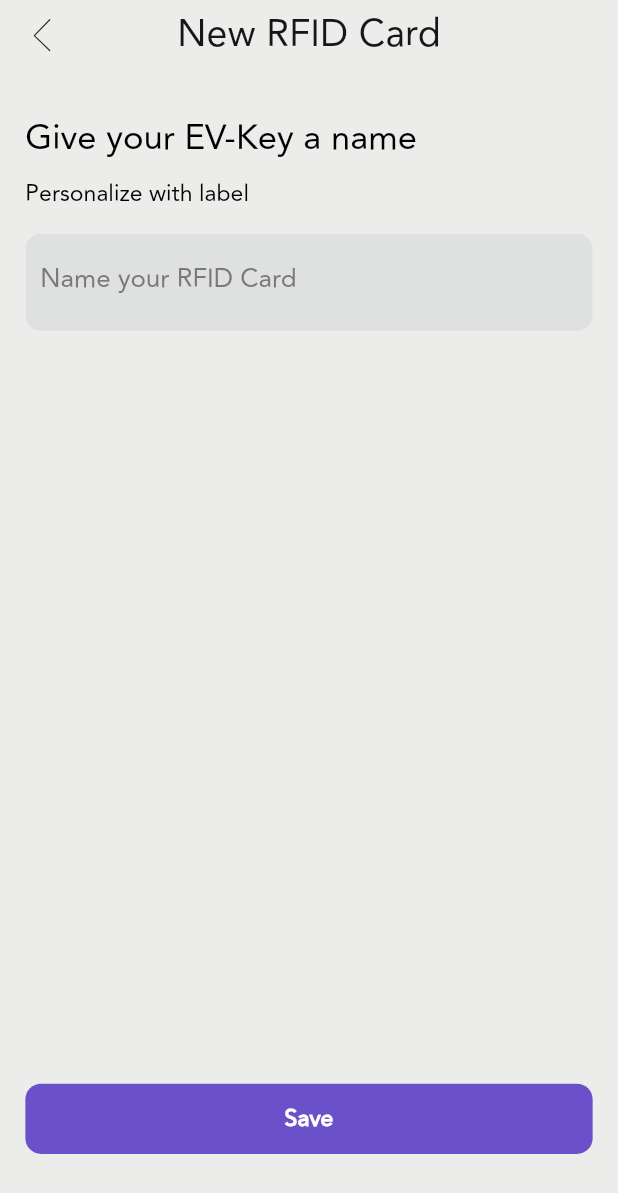
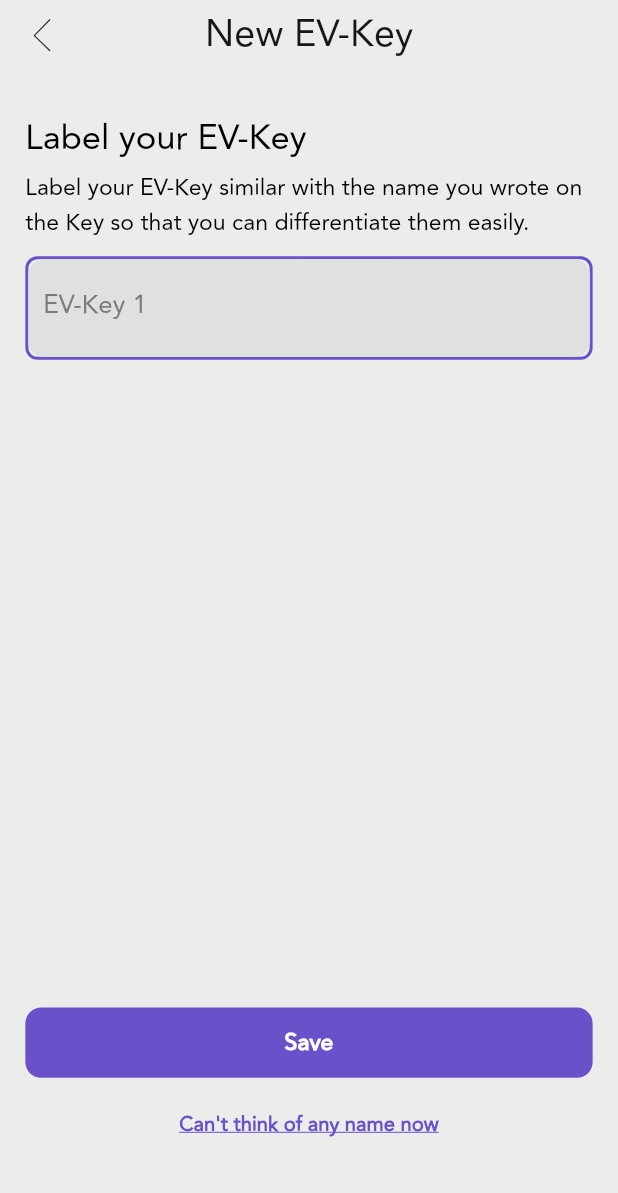
Before and after one commit to Ivancky42/evie_app, a Flutter app: the NameEV screen opened directly with empty values, on a phone screen of 412 x 824 dp. Shown: the top 1193 px of the screen. Run offline on Flutter 3.47's test engine with Material 2 defaults, Android fonts, the phone set to English and light mode, and no system bars; our stand-ins replace cached_network_image, carousel_slider, cloud_firestore, connectivity_plus, device_info_plus, dio and 40 more; missing offline and left inert: cloud_firestore_platform_interface, crclib, dart:ffi, flutter_facebook_auth, flutter_reactive_ble, map_launcher and 6 more; accounts and stored records are empty; project files that could hold a hidden picture were left out.

Commit message:
- EV-Key altered

```diff
--- a/lib/screen/my_bike_setting/motion_sensitivity/detection_sensitivity.dart
+++ b/lib/screen/my_bike_setting/motion_sensitivity/detection_sensitivity.dart
@@ -71,8 +71,6 @@ class _DetectionSensitivityState extends State<DetectionSensitivity> {
         appBar: PageAppbar(
           title: 'Motion Sensitivity',
           onPressed: () {
-            //changeToMotionSensitivityScreen(context);
-            // showBikeSettingSheet(context);
             _settingProvider.changeSheetElement(SheetList.motionSensitivity);
           },
         ),
--- a/lib/screen/my_bike_setting/motion_sensitivity/motion_sensitivity.dart
+++ b/lib/screen/my_bike_setting/motion_sensitivity/motion_sensitivity.dart
@@ -59,6 +59,7 @@ class _MotionSensitivityState extends State<MotionSensitivity> {
 
     return WillPopScope(
       onWillPop: () async {
+        Navigator.of(context).pop();
         showBikeSettingSheet(context);
         return false;
       },
@@ -66,6 +67,7 @@ class _MotionSensitivityState extends State<MotionSensitivity> {
         appBar: PageAppbar(
           title: 'Motion Sensitivity',
           onPressed: () {
+            Navigator.of(context).pop();
             showBikeSettingSheet(context);
           },
         ),
--- a/lib/screen/my_bike_setting/rfid_card/ev_key_list.dart
+++ b/lib/screen/my_bike_setting/rfid_card/ev_key_list.dart
@@ -14,8 +14,10 @@ import 'package:evie_test/widgets/evie_double_button_dialog.dart';
 import 'package:evie_test/widgets/evie_button.dart';
 
 import '../../../api/colours.dart';
+import '../../../api/enumerate.dart';
 import '../../../api/length.dart';
 import '../../../api/navigator.dart';
+import '../../../api/provider/setting_provider.dart';
 import '../../../api/sheet.dart';
 import '../../../bluetooth/modelResult.dart';
 import '../../../widgets/evie_appbar.dart';
@@ -32,6 +34,7 @@ class EVKeyList extends StatefulWidget {
 class _EVKeyListState extends State<EVKeyList> {
   late BikeProvider _bikeProvider;
   late BluetoothProvider _bluetoothProvider;
+  late SettingProvider _settingProvider;
   bool isManageList = false;
 
   late StreamSubscription deleteRFIDStream;
@@ -40,12 +43,14 @@ class _EVKeyListState extends State<EVKeyList> {
   Widget build(BuildContext context) {
     _bikeProvider = Provider.of<BikeProvider>(context);
     _bluetoothProvider = Provider.of<BluetoothProvider>(context);
+    _settingProvider = Provider.of<SettingProvider>(context);
 
     final TextEditingController _rfidNameController = TextEditingController();
     final _formKey = GlobalKey<FormState>();
 
     return WillPopScope(
       onWillPop: () async {
+        Navigator.of(context).pop();
        showBikeSettingSheet(context);
         return false;
       },
@@ -53,6 +58,7 @@ class _EVKeyListState extends State<EVKeyList> {
         appBar: PageAppbar(
           title: 'EV-Key',
           onPressed: () {
+            Navigator.of(context).pop();
             showBikeSettingSheet(context);
           },
         ),
@@ -78,19 +84,20 @@ class _EVKeyListState extends State<EVKeyList> {
                      leading: Padding(
                        padding: EdgeInsets.fromLTRB(0.w, 0.h, 6.w, 0.h),
                        child: SvgPicture.asset(
-                         "assets/icons/person.svg",
+                         "assets/icons/key.svg",
                          height: 30.h,
                          width: 30.w,
                        ),
                      ),
                      title: Text(
-                       _bikeProvider.rfidList.values.elementAt(index).rfidName,
+                        //_bikeProvider.rfidList.values.elementAt(index).rfidName,
+                       "EV-Key 1",
                        style: EvieTextStyles.body18,
                      ),
-                     subtitle: Text(
-                       _bikeProvider.rfidList.keys.elementAt(index),
-                       style: EvieTextStyles.body14.copyWith(color: EvieColors.darkGrayishCyan),
-                     ),
+                     // subtitle: Text(
+                     //   _bikeProvider.rfidList.keys.elementAt(index),
+                     //   style: EvieTextStyles.body14.copyWith(color: EvieColors.darkGrayishCyan),
+                     // ),
                      trailing: isManageList ? Container(
                        width: 107.w,
                        height: 43.h,
@@ -186,14 +193,14 @@ class _EVKeyListState extends State<EVKeyList> {
                              widget: Form(
                                key: _formKey,
                                child: EvieDoubleButtonDialog(
-                                   title: "Name Your RFID Card",
+                                   title: "Name Your EV-Key",
                                    childContent: Container(
                                      child: Column(
                                        crossAxisAlignment:
                                        CrossAxisAlignment.start,
                                        children: [
                                          Text(
-                                           "Give your RFID Card a unique name.",
+                                           "Label your smart key similiar with the name you wrote on the key so that you can differentiate them easily.",
                                            style: TextStyle(
                                                fontSize: 16.sp,
                                                color: Color(0xff252526)),
@@ -207,8 +214,8 @@ class _EVKeyListState extends State<EVKeyList> {
                                              obscureText: false,
                                              keyboardType: TextInputType.name,
                                              hintText:
-                                             "give your RFID card a unique name",
-                                             labelText: "RFID Card Name",
+                                             "EV-Key 1 (pre-select texts)",
+                                             labelText: "EV-Key Label",
                                              validator: (value) {
                                                if (value == null || value.isEmpty) {
                                                  return 'Please enter RFID name';
@@ -318,7 +325,8 @@ class _EVKeyListState extends State<EVKeyList> {
                               fontWeight: FontWeight.w700),
                         ),
                         onPressed: () {
-                          changeToAddNewEVKey(context);
+                          //changeToAddNewEVKey(context);
+                          _settingProvider.changeSheetElement(SheetList.registerEvKey);
                         },
                       ),
                     ),
@@ -361,7 +369,7 @@ class _EVKeyListState extends State<EVKeyList> {
                           width: double.infinity,
                           height: 48.h,
                           child: Text(
-                            "Manage List",
+                            "Remove All EV-Key",
                             style: TextStyle(
                                 color: EvieColors.primaryColor,
                                 fontSize: 16.sp,
--- a/lib/screen/my_bike_setting/rfid_card/name_ev.dart
+++ b/lib/screen/my_bike_setting/rfid_card/name_ev.dart
@@ -12,9 +12,13 @@ import 'package:image_picker/image_picker.dart';
 import 'package:evie_test/widgets/evie_double_button_dialog.dart';
 import 'package:evie_test/widgets/evie_button.dart';
 
+import '../../../api/colours.dart';
+import '../../../api/enumerate.dart';
+import '../../../api/fonts.dart';
 import '../../../api/length.dart';
 import '../../../api/navigator.dart';
 import '../../../api/provider/bike_provider.dart';
+import '../../../api/provider/setting_provider.dart';
 import '../../../api/sheet.dart';
 import '../../../widgets/evie_appbar.dart';
 import '../../../widgets/evie_single_button_dialog.dart';
@@ -34,11 +38,13 @@ class NameEV extends StatefulWidget {
 class _NameEVState extends State<NameEV> {
   late BikeProvider _bikeProvider;
   late BluetoothProvider _bluetoothProvider;
+  late SettingProvider _settingProvider;
 
   @override
   Widget build(BuildContext context) {
     _bikeProvider = Provider.of<BikeProvider>(context);
     _bluetoothProvider = Provider.of<BluetoothProvider>(context);
+    _settingProvider = Provider.of<SettingProvider>(context);
 
     final TextEditingController _rfidNameController = TextEditingController();
     final _formKey = GlobalKey<FormState>();
@@ -64,7 +70,7 @@ class _NameEVState extends State<NameEV> {
       },
       child: Scaffold(
         appBar: PageAppbar(
-          title: 'New RFID Card',
+          title: 'New EV-Key',
           onPressed: () {
             SmartDialog.show(
                 widget: EvieDoubleButtonDialog(
@@ -92,34 +98,43 @@ class _NameEVState extends State<NameEV> {
                 crossAxisAlignment: CrossAxisAlignment.start,
                 children: [
                   Padding(
-                    padding: EdgeInsets.fromLTRB(16.w, 28.h, 16.w, 4.h),
+                    padding: EdgeInsets.fromLTRB(16.w, 28.h, 16.w, 2.h),
                     child: Text(
-                      "Give your EV-Key a name",
+                      "Label your EV-Key",
                       style: TextStyle(
                           fontSize: 24.sp, fontWeight: FontWeight.w500),
                     ),
                   ),
                   Padding(
-                    padding: EdgeInsets.fromLTRB(16.w, 4.h, 16.w, 15.h),
+                    padding: EdgeInsets.fromLTRB(16.w, 2.h, 16.w, 11.h),
                     child: Text(
-                      "Personalize with label",
+                      "Label your EV-Key similar with the name you wrote on the Key so that you can differentiate them easily. ",
                       style: TextStyle(fontSize: 16.sp, height: 1.5.h),
                     ),
                   ),
                   Padding(
                     padding: EdgeInsets.fromLTRB(16.w, 0.h, 16.w, 0.h),
+                    child: Container(
+                      decoration: BoxDecoration(
+                        border: Border.all(
+                          color: EvieColors.primaryColor,
+                          width: 2.0,
+                        ),
+                        borderRadius: BorderRadius.circular(8.0),
+                      ),
                       child: EvieTextFormField(
                         controller: _rfidNameController,
                         obscureText: false,
-                      //     keyboardType: TextInputType.name,
-                      hintText: "Name your RFID Card",
-                      labelText: "Name your RFID Card",
+                        // keyboardType: TextInputType.name,
+                        hintText: "EV-Key Label",
+                        labelText: "EV-Key 1",
                         validator: (value) {
                           if (value == null || value.isEmpty) {
                             return 'Please enter RFID Card name';
                           }
                           return null;
                         },
+                      ),
                     ),
                   ),
                 ],
@@ -130,7 +145,7 @@ class _NameEVState extends State<NameEV> {
               alignment: Alignment.bottomCenter,
               child: Padding(
                 padding: EdgeInsets.fromLTRB(
-                    16.w, 127.84.h, 16.w, EvieLength.button_Bottom),
+                    16.w, 127.84.h, 16.w, EvieLength.buttonWord_ButtonBottom),
                 child: SizedBox(
                   height: 48.h,
                   width: double.infinity,
@@ -146,6 +161,31 @@ class _NameEVState extends State<NameEV> {
                     onPressed: () async {
                       if (_formKey.currentState!.validate()) {
                         addRFIDtoFireStore(_rfidNameController.text.trim());
+
+                      }
+                    },
+                  ),
+                ),
+              ),
+            ),
+
+            Align(
+              alignment: Alignment.bottomCenter,
+              child: Padding(
+                padding: EdgeInsets.fromLTRB(0.w,25.h,0.w,EvieLength.buttonbutton_buttonBottom),
+                child: SizedBox(
+                  width: double.infinity,
+                  child: TextButton(
+                    child: Text(
+                      "Can't think of any name now",
+                      softWrap: false,
+                      style: EvieTextStyles.body14.copyWith(fontWeight:FontWeight.w900, color: EvieColors.primaryColor,decoration: TextDecoration.underline,),
+                    ),
+                    onPressed: () {
+                      if(_bikeProvider.rfidList.length >0){
+                        _settingProvider.changeSheetElement(SheetList.evKeyList);
+                      }else{
+                        showBikeSettingSheet(context);
                       }
                     },
                   ),
@@ -170,7 +210,7 @@ class _NameEVState extends State<NameEV> {
                 SmartDialog.dismiss();
 
                 ///Change to rfid list
-                changeToEVKeyList(context);
+                _settingProvider.changeSheetElement(SheetList.evKeyList);
               }));
     } else {
       SmartDialog.show(
@@ -180,7 +220,7 @@ class _NameEVState extends State<NameEV> {
               rightContent: "OK",
               onPressedRight: () {
                 SmartDialog.dismiss();
-                changeToEVKey(context);
+                _settingProvider.changeSheetElement(SheetList.evAddFailed);
               }));
     }
   }
```
Also changed, not shown: lib/api/enumerate.dart (+5 -2 lines), lib/screen/my_bike_setting/bike_setting/bike_setting_container.dart (+6 -6 lines), lib/screen/my_bike_setting/rfid_card/ev_add_failed.dart (+25 -16 lines), lib/screen/my_bike_setting/rfid_card/ev_key.dart (+28 -8 lines), lib/screen/my_bike_setting/rfid_card/register_ev_key.dart (+23 -15 lines), assets/icons/key.svg (added). Lines whose indentation alone changed are shown as unchanged.
